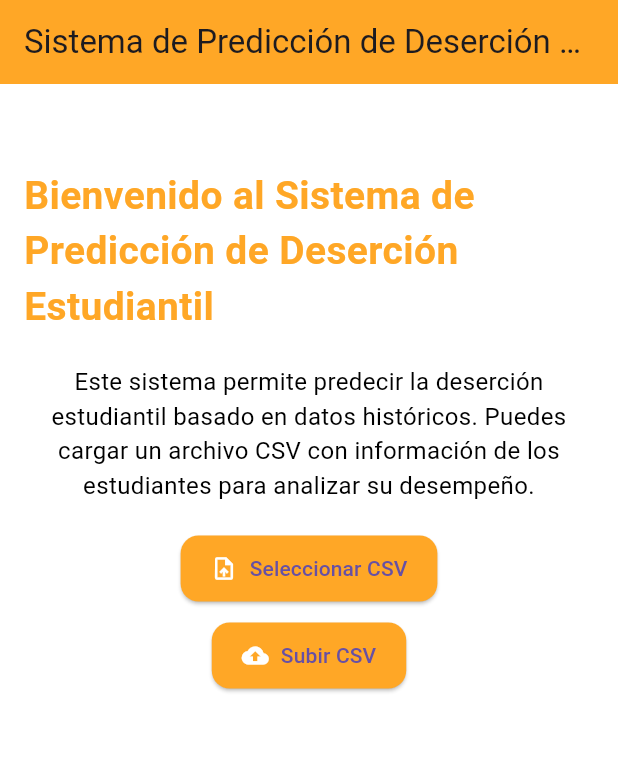
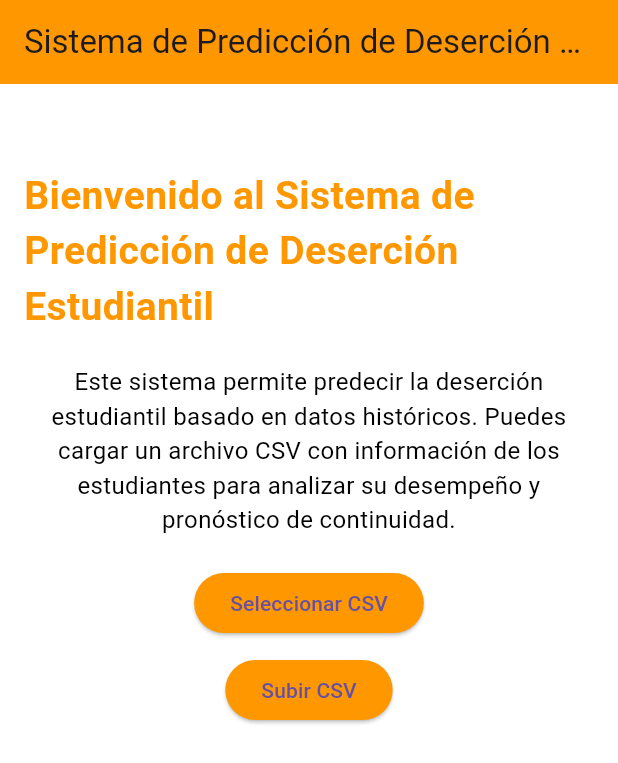
Before and after one commit to IsmaelMooBa/SISTEMA-DESERCION-ESTUDIANTIL, a Flutter app: the screen it shows after launch, on a phone screen of 412 x 824 dp. Shown: the top 763 px of the screen. Run offline on Flutter 3.47's test engine with Material 3 defaults, Android fonts, the phone set to English and light mode, and no system bars; our stand-ins replace file_picker.

Commit message:
Revert "Tercer cambio"
This reverts commit 5de914ff46264c66be4d371d4973dd9d4a90dc5d.

```diff
--- a/frontend/lib/main.dart
+++ b/frontend/lib/main.dart
@@ -16,11 +16,13 @@ class MyApp extends StatelessWidget {
     return MaterialApp(
       debugShowCheckedModeBanner: false,
       theme: ThemeData(
-        primaryColor: Color(0xFFFFA726), // Naranja más claro
+        primaryColor: Colors.orange, // Color principal en naranja (UPT)
         scaffoldBackgroundColor: Colors.white,
-        textTheme: const TextTheme(
+        textTheme: TextTheme(
           bodyMedium: TextStyle(color: Colors.black),
-          headlineMedium: TextStyle(color: Color(0xFFFFA726)),
+          headlineMedium: TextStyle(
+            color: Colors.orange,
+          ), // Títulos en color naranja
         ),
       ),
       home: const CSVUploader(),
@@ -39,8 +41,6 @@ class CSVUploaderState extends State<CSVUploader> {
   File? _selectedFile;
   List<dynamic> allStudents = [];
   List<dynamic> filteredStudents = [];
-  bool _tableProjected =
-      false; // Para mostrar el mensaje cuando aparece la tabla
 
   Future<void> pickFile() async {
     FilePickerResult? result = await FilePicker.platform.pickFiles(
@@ -60,7 +60,9 @@ class CSVUploaderState extends State<CSVUploader> {
 
     var request = http.MultipartRequest(
       'POST',
-      Uri.parse('http://localhost:5000/upload'),
+      Uri.parse(
+        'http://localhost:5000/upload',
+      ), // Cambia la URL si es necesario
     );
 
     request.files.add(
@@ -76,7 +78,6 @@ class CSVUploaderState extends State<CSVUploader> {
       setState(() {
         allStudents = jsonData['all_students'];
         filteredStudents = jsonData['filtered_students'];
-        _tableProjected = true; // Se activa cuando ya hay datos en la tabla
       });
     }
   }
@@ -98,41 +99,12 @@ class CSVUploaderState extends State<CSVUploader> {
               ),
             ),
             const SizedBox(height: 10),
-            Container(
-              decoration: BoxDecoration(
-                borderRadius: BorderRadius.circular(12),
-                border: Border.all(color: Colors.grey.shade300, width: 1),
-                boxShadow: [
-                  BoxShadow(
-                    color: Colors.grey.withOpacity(0.2),
-                    spreadRadius: 2,
-                    blurRadius: 5,
-                    offset: const Offset(0, 3),
-                  ),
-                ],
-                color: Colors.white,
-              ),
-              child: DataTable(
+            DataTable(
               columnSpacing: 20,
               columns: const [
-                  DataColumn(
-                    label: Text(
-                      "ID",
-                      style: TextStyle(fontWeight: FontWeight.bold),
-                    ),
-                  ),
-                  DataColumn(
-                    label: Text(
-                      "Nombre",
-                      style: TextStyle(fontWeight: FontWeight.bold),
-                    ),
-                  ),
-                  DataColumn(
-                    label: Text(
-                      "Promedio",
-                      style: TextStyle(fontWeight: FontWeight.bold),
-                    ),
-                  ),
+                DataColumn(label: Text("ID")),
+                DataColumn(label: Text("Nombre")),
+                DataColumn(label: Text("Promedio")),
               ],
               rows:
                   data.map((row) {
@@ -142,7 +114,7 @@ class CSVUploaderState extends State<CSVUploader> {
                       ) {
                         return data.indexOf(row) % 2 == 0
                             ? Colors.grey.shade100
-                              : Colors.white;
+                            : Colors.white; // Color alterno en filas
                       }),
                       cells: [
                         DataCell(Text(row["ID"].toString())),
@@ -155,14 +127,14 @@ class CSVUploaderState extends State<CSVUploader> {
                               color:
                                   (row["PROMEDIO"] > 7)
                                       ? Colors.green
-                                        : Colors.red,
+                                      : Colors
+                                          .red, // Color dependiendo del promedio
                             ),
                           ),
                         ),
                       ],
                     );
                   }).toList(),
-              ),
             ),
           ],
         );
@@ -173,7 +145,7 @@ class CSVUploaderState extends State<CSVUploader> {
     return Scaffold(
       appBar: AppBar(
         title: const Text("Sistema de Predicción de Deserción Estudiantil"),
-        backgroundColor: Color(0xFFFFA726),
+        backgroundColor: Colors.orange, // Color de la barra en naranja
       ),
       body: Padding(
         padding: const EdgeInsets.all(16.0),
@@ -189,95 +161,43 @@ class CSVUploaderState extends State<CSVUploader> {
                   style: TextStyle(
                     fontSize: 26,
                     fontWeight: FontWeight.bold,
-                    color: Color(0xFFFFA726),
+                    color: Colors.orange, // Título principal en naranja
                   ),
                 ),
               ),
               const SizedBox(height: 20),
               Text(
-                'Este sistema permite predecir la deserción estudiantil basado en datos históricos. Puedes cargar un archivo CSV con información de los estudiantes para analizar su desempeño.',
+                'Este sistema permite predecir la deserción estudiantil basado en datos históricos. Puedes cargar un archivo CSV con información de los estudiantes para analizar su desempeño y pronóstico de continuidad.',
                 style: TextStyle(fontSize: 16, color: Colors.black),
                 textAlign: TextAlign.center,
               ),
               const SizedBox(height: 20),
-
-              // Botón para seleccionar archivo
-              ElevatedButton.icon(
+              ElevatedButton(
                 onPressed: pickFile,
-                icon: const Icon(Icons.upload_file, color: Colors.white),
-                label: const Text("Seleccionar CSV"),
-                style: ElevatedButton.styleFrom(
-                  backgroundColor: Color(0xFFFFA726),
-                  shape: RoundedRectangleBorder(
-                    borderRadius: BorderRadius.circular(12),
-                  ),
-                  padding: const EdgeInsets.symmetric(
-                    horizontal: 20,
-                    vertical: 12,
-                  ),
-                ),
+                style: ElevatedButton.styleFrom(backgroundColor: Colors.orange),
+                child: const Text("Seleccionar CSV"),
               ),
               const SizedBox(height: 10),
-
               if (_selectedFile != null)
                 Text(
                   "Archivo seleccionado: ${_selectedFile!.path}",
-                  style: const TextStyle(color: Colors.black),
+                  style: TextStyle(color: Colors.black),
                 ),
-
-              // Botón para subir archivo
-              ElevatedButton.icon(
+              ElevatedButton(
                 onPressed: uploadCSV,
-                icon: const Icon(Icons.cloud_upload, color: Colors.white),
-                label: const Text("Subir CSV"),
-                style: ElevatedButton.styleFrom(
-                  backgroundColor: Color(0xFFFFA726),
-                  shape: RoundedRectangleBorder(
-                    borderRadius: BorderRadius.circular(12),
-                  ),
-                  padding: const EdgeInsets.symmetric(
-                    horizontal: 20,
-                    vertical: 12,
-                  ),
-                ),
+                style: ElevatedButton.styleFrom(backgroundColor: Colors.orange),
+                child: const Text("Subir CSV"),
               ),
               const SizedBox(height: 20),
-
-              // Mensaje cuando la tabla ya se ha proyectado
-              if (_tableProjected)
-                Card(
-                  elevation: 4,
-                  shape: RoundedRectangleBorder(
-                    borderRadius: BorderRadius.circular(12),
-                  ),
-                  child: Padding(
-                    padding: const EdgeInsets.all(16),
-                    child: Row(
-                      mainAxisAlignment: MainAxisAlignment.center,
-                      children: [
-                        Icon(Icons.check_circle, color: Colors.green, size: 28),
-                        const SizedBox(width: 10),
-                        const Text(
-                          "Se ha proyectado tu tabla correctamente.",
-                          style: TextStyle(fontSize: 16, color: Colors.black87),
-                        ),
-                      ],
-                    ),
-                  ),
-                ),
-
-              const SizedBox(height: 20),
-
               SingleChildScrollView(
                 scrollDirection: Axis.horizontal,
                 child: buildDataTable(
                   allStudents,
                   "Datos del Archivo",
-                  Color(0xFFFFA726),
+                  Colors.orange,
                 ),
               ),
               const SizedBox(height: 20),
-
               SingleChildScrollView(
                 scrollDirection: Axis.horizontal,
                 child: buildDataTable(
```
Lines whose indentation alone changed are shown as unchanged.
